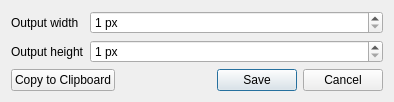
Old version of the form ui/imagesavedialog.ui in the repository minorua/Qgis2threejs.
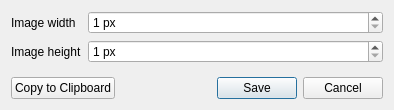
New version of the form.

What changed in the file:
```diff
--- a/ui/imagesavedialog.ui
+++ b/ui/imagesavedialog.ui
@@ -7,7 +7,7 @@
     <x>0</x>
     <y>0</y>
     <width>394</width>
-    <height>97</height>
+    <height>110</height>
    </rect>
   </property>
   <property name="windowTitle">
@@ -19,14 +19,14 @@
      <item row="0" column="0">
       <widget class="QLabel" name="label">
        <property name="text">
-        <string>Output width</string>
+        <string>Image width</string>
        </property>
       </widget>
      </item>
      <item row="1" column="0">
       <widget class="QLabel" name="label_2">
        <property name="text">
-        <string>Output height</string>
+        <string>Image height</string>
        </property>
       </widget>
      </item>
```
